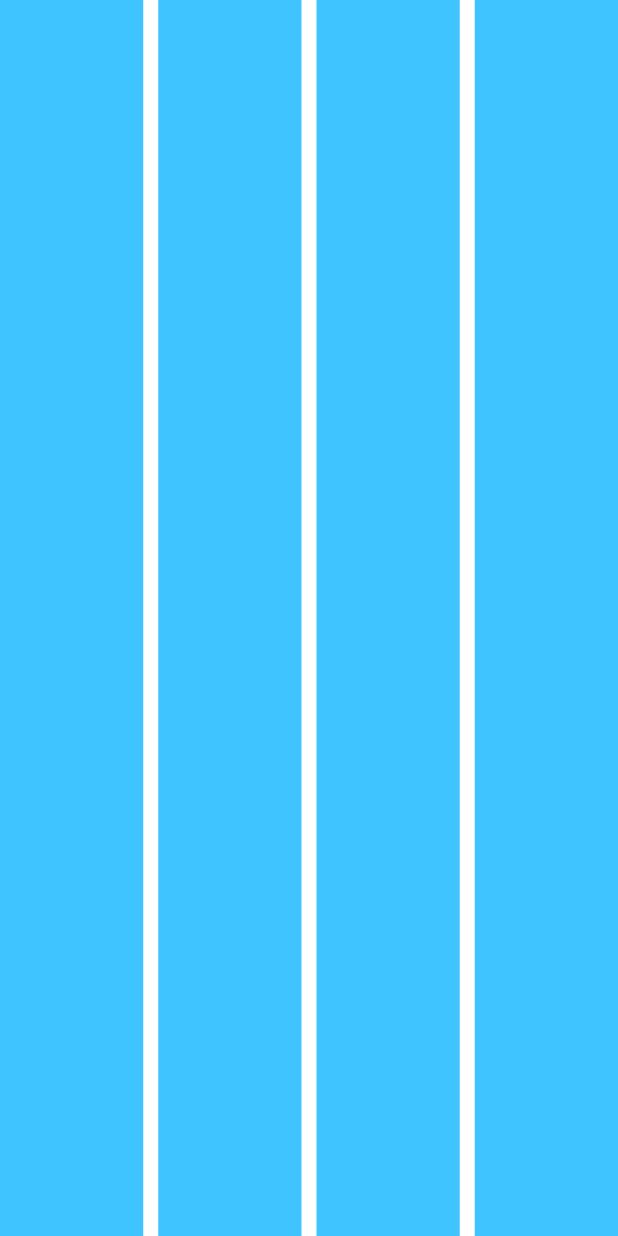
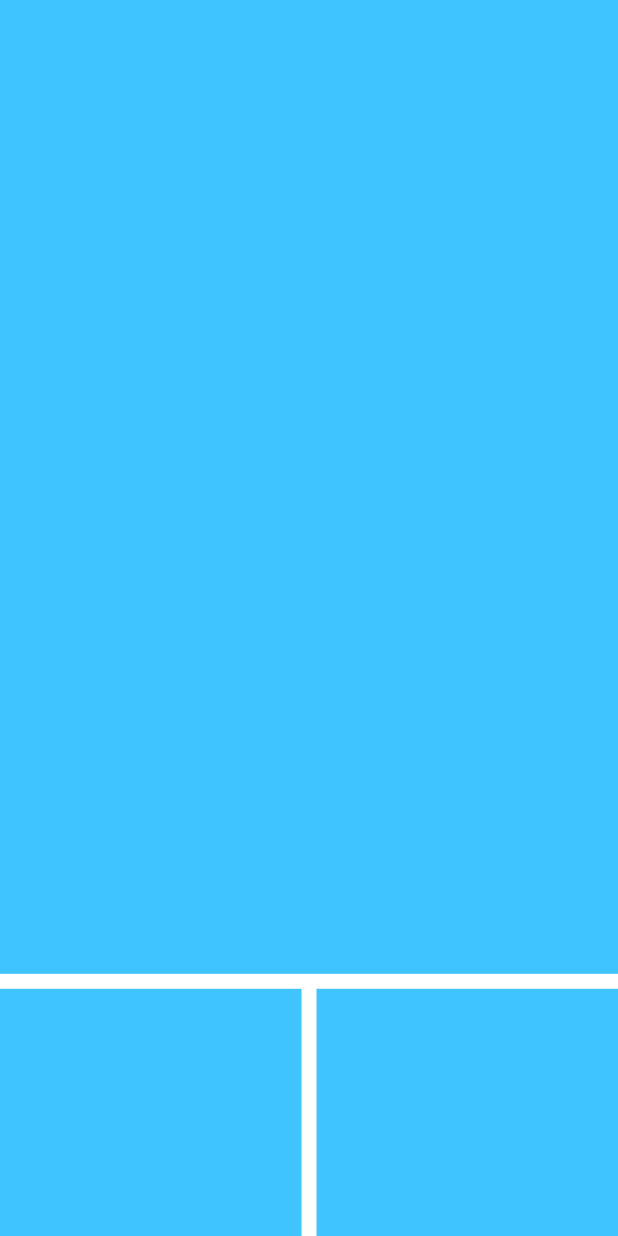
Before and after one commit to MinhNgoc1802/fs01_day01_02, a Flutter app: the screen it shows after launch, on a phone screen of 412 x 824 dp. Run offline on Flutter 3.47's test engine with Material 2 defaults, Android fonts, the phone set to English and light mode, and no system bars.

Commit message:
! add fourth page

```diff
--- a/lib/main.dart
+++ b/lib/main.dart
@@ -10,13 +10,15 @@ class MyApp extends StatelessWidget {
 
   @override
   Widget build(BuildContext context) {
-    return MaterialApp(
+    return const MaterialApp(
       debugShowCheckedModeBanner: false,
-      theme: ThemeData(
-        primarySwatch: Colors.blue,
-      ),
-      home: const FirstPage(),
-      // home: const SecondPage(),
+      // home: FirstPage(
+      //   numberColumn: 4,
+      // ),
+      // home: SecondPage(
+      //   numberRow: 6,
+      // ),
+      home: FourthPage(),
     );
   }
 }
--- a/lib/pages/first_page.dart
+++ b/lib/pages/first_page.dart
@@ -1,28 +1,32 @@
-
 import 'package:flutter/material.dart';
 import '../widgets/widget.dart';
 
 class FirstPage extends StatelessWidget {
   const FirstPage({
     Key? key,
+    required this.numberColumn,
   }) : super(key: key);
+  final int numberColumn;
 
   @override
   Widget build(BuildContext context) {
-    const int _totalLines = 3;
-    const double _fixedLineWidth = 10;
-
+    const double _fixedDividerWidth = 10;
+    if (numberColumn > 0) {
       return Scaffold(
         body: Row(
           mainAxisAlignment: MainAxisAlignment.spaceEvenly,
           children: List.generate(
-          _totalLines,
+            (numberColumn - 1),
             (index) => const ItemWidget(
-            width: _fixedLineWidth,
+              width: _fixedDividerWidth,
             ),
           ),
         ),
         backgroundColor: Colors.lightBlueAccent,
       );
     }
+    return const EmptyWidget(
+      content: 'Không có cột nào được hiển thị.',
+    );
   }
+}
--- /dev/null
+++ b/lib/pages/fourth_page.dart
@@ -0,0 +1,45 @@
+import 'package:flutter/material.dart';
+
+class FourthPage extends StatelessWidget {
+  const FourthPage({Key? key}) : super(key: key);
+
+  @override
+  Widget build(BuildContext context) {
+    return Scaffold(
+      backgroundColor: Colors.white,
+      body: Column(
+        children: [
+          Expanded(
+            flex: 8,
+            child: Container(
+              color: Colors.lightBlueAccent,
+              margin: const EdgeInsets.only(
+                bottom: 10,
+              ),
+            ),
+          ),
+          Expanded(
+            flex: 2,
+            child: Row(
+              children: [
+                Expanded(
+                  child: Container(
+                    color: Colors.lightBlueAccent,
+                  ),
+                ),
+                const SizedBox(
+                  width: 10,
+                ),
+                Expanded(
+                  child: Container(
+                    color: Colors.lightBlueAccent,
+                  ),
+                ),
+              ],
+            ),
+          ),
+        ],
+      ),
+    );
+  }
+}
--- a/lib/pages/page.dart
+++ b/lib/pages/page.dart
@@ -1,2 +1,3 @@
 export 'first_page.dart';
 export 'second_page.dart';
+export 'fourth_page.dart';
--- a/lib/widgets/widget.dart
+++ b/lib/widgets/widget.dart
@@ -1 +1,2 @@
 export 'item_widget.dart';
+export 'empty_widget.dart';
```
Also changed, not shown: lib/pages/second_page.dart (+11 -5 lines), lib/widgets/empty_widget.dart (added, +24 -0 lines). Lines whose indentation alone changed are shown as unchanged.
